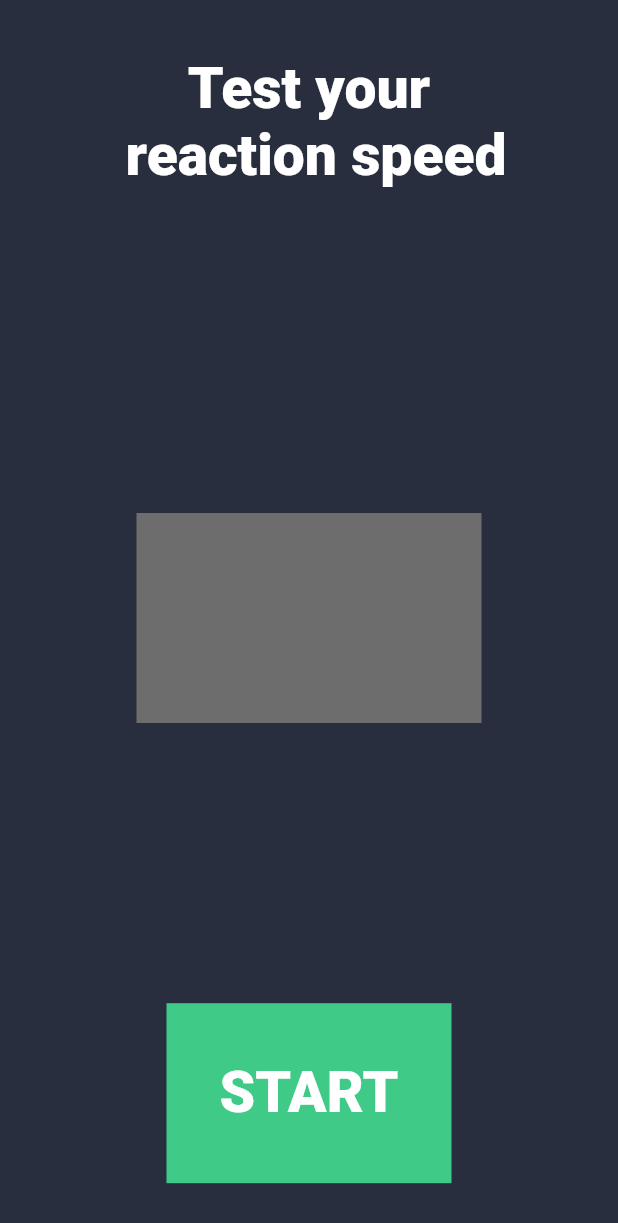
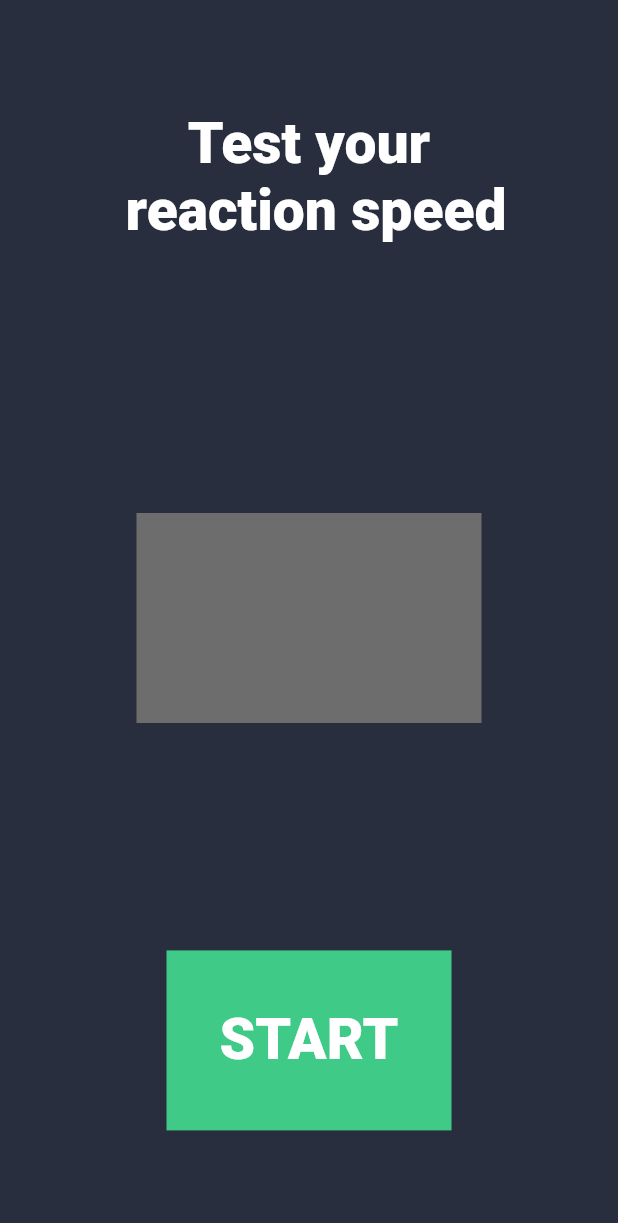
Before and after one commit to flywerk/flutter_push, a Flutter app: the screen it shows after launch, on a phone screen of 412 x 824 dp. Shown: the top 1223 px of the screen. Run offline on Flutter 3.47's test engine with Material 2 defaults, Android fonts, the phone set to English and light mode, and no system bars.

Commit message:
push the button v3

```diff
--- a/lib/main.dart
+++ b/lib/main.dart
@@ -46,7 +46,7 @@ class _MyHomePageState extends State<MyHomePage> {
       body: Stack(
         children: [
           Align (
-            alignment: Alignment(0, -0.9),
+            alignment: Alignment(0, -0.8),
             child: Text("Test your\n reaction speed",
               textAlign: TextAlign.center,
               style: TextStyle(fontSize:38, fontWeight: FontWeight.w900, color: Colors.white),
@@ -68,7 +68,7 @@ class _MyHomePageState extends State<MyHomePage> {
             ),
           ),
           Align (
-            alignment: Alignment(0, 0.9),
+            alignment: Alignment(0, 0.8),
             child: GestureDetector (
               onTap:  () =>  setState(() {
                 switch (gameState) {
```
